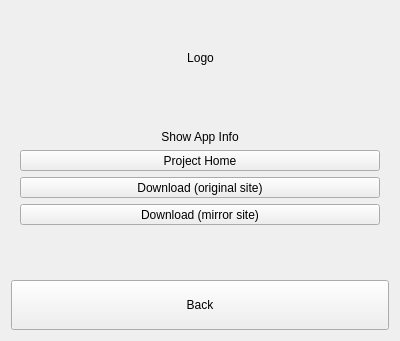
Before: the Qt Designer form src/dlgnotes.ui in ic005k/Knot-Legacy, drawn with Qt 5; both pictures show x 0 to 400 and y 285 to 626 of the 400 by 626 pixel window.
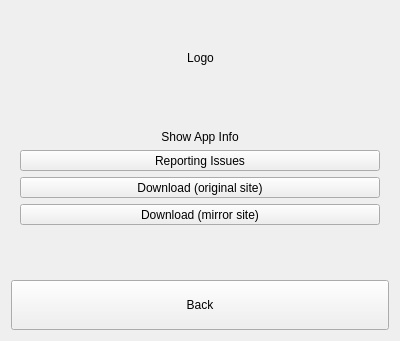
After: the same form once the commit is applied.

```diff
--- a/src/dlgnotes.ui
+++ b/src/dlgnotes.ui
@@ -180,7 +180,7 @@
          </sizepolicy>
         </property>
         <property name="text">
-         <string>Project Home</string>
+         <string>Reporting Issues</string>
         </property>
        </widget>
       </item>
```
